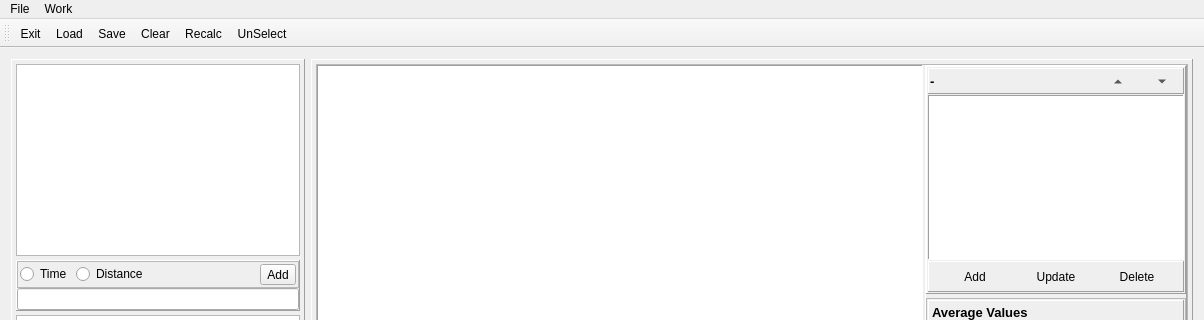
Tria-Andy/ActivtiyEditor, file mainwindow.ui: the form before one commit; both pictures show x 0 to 1204 and y 0 to 320 of the 1204 by 753 pixel window.
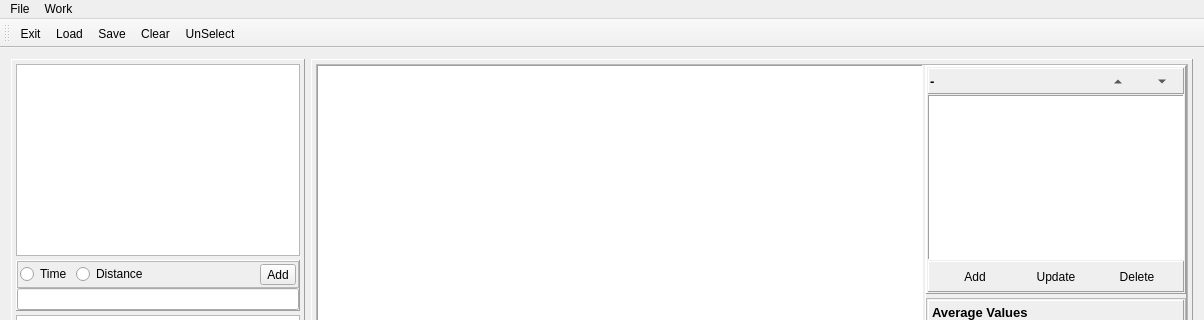
The form after the commit. Custom widgets are drawn as their Qt base class.

```diff
--- a/mainwindow.ui
+++ b/mainwindow.ui
@@ -833,7 +833,6 @@
    <addaction name="actionLoad"/>
    <addaction name="actionSave"/>
    <addaction name="actionClear"/>
-   <addaction name="actionRecalc"/>
    <addaction name="actionUnSelect"/>
   </widget>
   <widget class="QStatusBar" name="statusBar"/>
@@ -852,11 +851,6 @@
     <string>Clear</string>
    </property>
   </action>
-  <action name="actionRecalc">
-   <property name="text">
-    <string>Recalc</string>
-   </property>
-  </action>
   <action name="actionUnSelect">
    <property name="text">
     <string>UnSelect</string>
```
Left out of the diff: 7 changed lines with no effect on the pictures.
